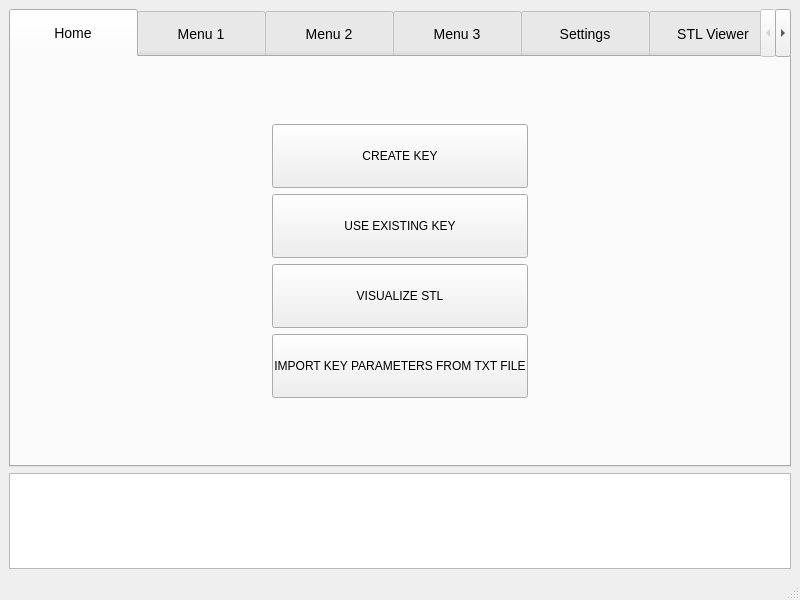
The window that keybuilder/mainwindow.ui (QtWorks/keymanager) describes before a commit, drawn with Qt 5.
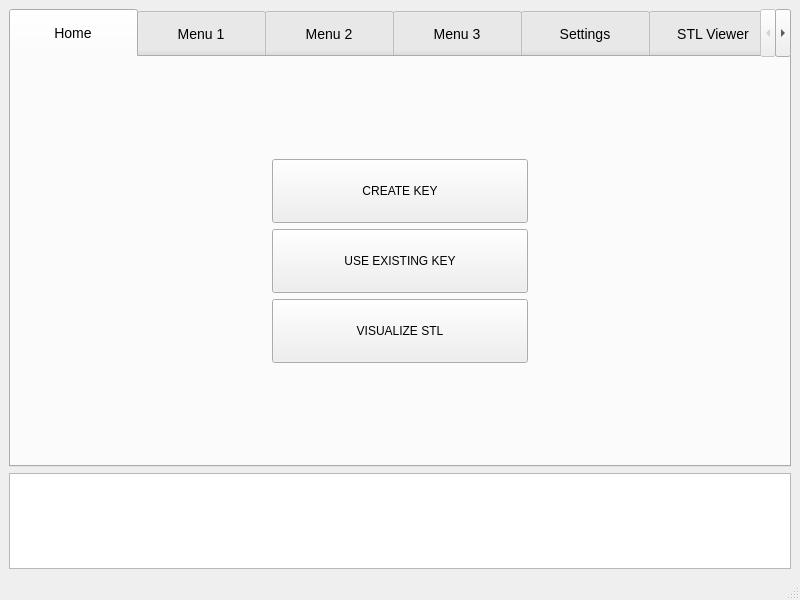
The same window after the commit. Icons and pictures are not drawn. Custom widgets are drawn as their Qt base class.

Commit message: moving forward

What changed in the file:
```diff
--- a/keybuilder/mainwindow.ui
+++ b/keybuilder/mainwindow.ui
@@ -30,25 +30,6 @@
        <layout class="QGridLayout" name="gridLayout_3">
         <item row="1" column="0">
          <layout class="QGridLayout" name="gridLayout_2">
-          <item row="3" column="0">
-           <widget class="QPushButton" name="importParametersButton">
-            <property name="minimumSize">
-             <size>
-              <width>256</width>
-              <height>64</height>
-             </size>
-            </property>
-            <property name="maximumSize">
-             <size>
-              <width>256</width>
-              <height>64</height>
-             </size>
-            </property>
-            <property name="text">
-             <string>IMPORT KEY PARAMETERS FROM TXT FILE</string>
-            </property>
-           </widget>
-          </item>
           <item row="2" column="0">
            <widget class="QPushButton" name="visualizeSTLButton">
             <property name="minimumSize">
```
The commit also changes 2 other files.
